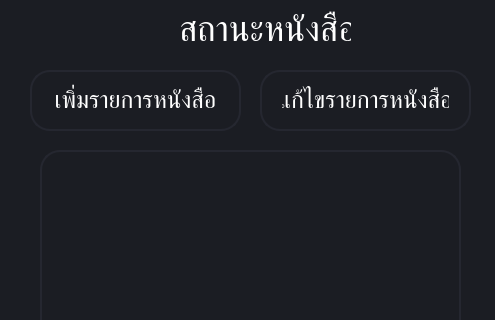
Old version of the form uiFile/uiCategoryBook.ui in the repository centurynine/python_project; both pictures show x 0 to 495 and y 0 to 320 of the 495 by 659 pixel window.
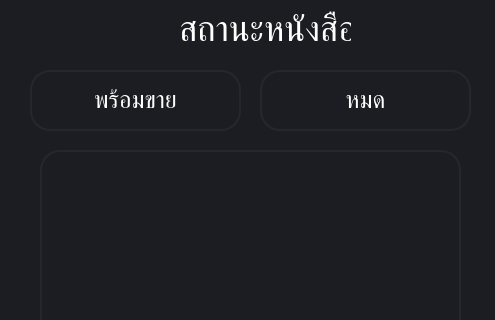
New version of the form.

```diff
--- a/uiFile/uiCategoryBook.ui
+++ b/uiFile/uiCategoryBook.ui
@@ -138,7 +138,7 @@
 }</string>
    </property>
    <property name="text">
-    <string>เพิ่มรายการหนังสือ</string>
+    <string>พร้อมขาย</string>
    </property>
   </widget>
   <widget class="QPushButton" name="bookEdit">
@@ -173,7 +173,7 @@
 }</string>
    </property>
    <property name="text">
-    <string>แก้ไขรายการหนังสือ</string>
+    <string>หมด</string>
    </property>
   </widget>
  </widget>
```
Left out of the diff: 6 changed lines with no effect on the pictures.
